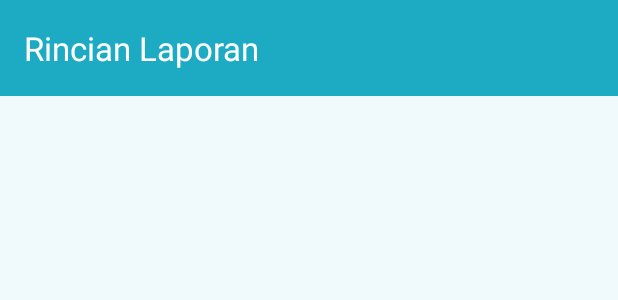
After one commit to khrlanamm/Mandu_TemanNgadu, an Android app: the layout activity_detail.xml on its own in the app's theme, with its tools: preview values and no code run, on a phone screen of 412 x 824 dp. The commit adds this screen. Shown: the top 300 px of the screen. Run offline under Robolectric (Android 15) with nearby library versions, the phone set to English and light mode, and no system bars.

Commit message:
Basic XML Toolbar for Detail and History

```diff
--- /dev/null
+++ b/app/src/main/res/layout/activity_detail.xml
@@ -0,0 +1,28 @@
+<?xml version="1.0" encoding="utf-8"?>
+<androidx.constraintlayout.widget.ConstraintLayout xmlns:android="http://schemas.android.com/apk/res/android"
+    xmlns:app="http://schemas.android.com/apk/res-auto"
+    xmlns:tools="http://schemas.android.com/tools"
+    android:id="@+id/main"
+    android:layout_width="match_parent"
+    android:layout_height="match_parent"
+    tools:context=".ui.detail.DetailActivity">
+
+    <com.google.android.material.appbar.AppBarLayout
+        android:id="@+id/appbar"
+        android:layout_width="0dp"
+        android:layout_height="wrap_content"
+        android:background="@color/tosca_mandu"
+        app:layout_constraintEnd_toEndOf="parent"
+        app:layout_constraintStart_toStartOf="parent"
+        app:layout_constraintTop_toTopOf="parent">
+
+        <com.google.android.material.appbar.MaterialToolbar
+            android:id="@+id/toolbar"
+            android:layout_width="match_parent"
+            android:layout_height="?attr/actionBarSize"
+            app:navigationIconTint="?attr/colorOnPrimary"
+            app:title="@string/action_detail"
+            app:titleTextColor="?attr/colorOnPrimary" />
+    </com.google.android.material.appbar.AppBarLayout>
+
+</androidx.constraintlayout.widget.ConstraintLayout>
--- a/app/src/main/res/values/strings.xml
+++ b/app/src/main/res/values/strings.xml
@@ -1,7 +1,7 @@
 <resources>
     <string name="app_name">Mandu</string>
 
-    <string name="action_history">Riwayat Laporan</string>
+    <!--Home-->
     <string name="add_report">Tambahkan Laporan</string>
 
     <!--Onboarding-->
@@ -30,4 +30,10 @@
         <item>Setiap Hari</item>
     </string-array>
 
+    <!--History-->
+    <string name="action_history">Riwayat Laporan</string>
+
+    <!--Detail-->
+    <string name="action_detail">Rincian Laporan</string>
+
 </resources>
```
Also changed, not shown: app/src/main/AndroidManifest.xml (+7 -3 lines), app/src/main/java/com/khrlanamm/mandu/MainActivity.kt (+8 -0 lines), app/src/main/java/com/khrlanamm/mandu/ui/detail/DetailActivity.kt (added, +30 -0 lines), app/src/main/java/com/khrlanamm/mandu/ui/history/HistoryActivity.kt (added, +30 -0 lines), app/src/main/res/layout/activity_history.xml (added, +28 -0 lines).
